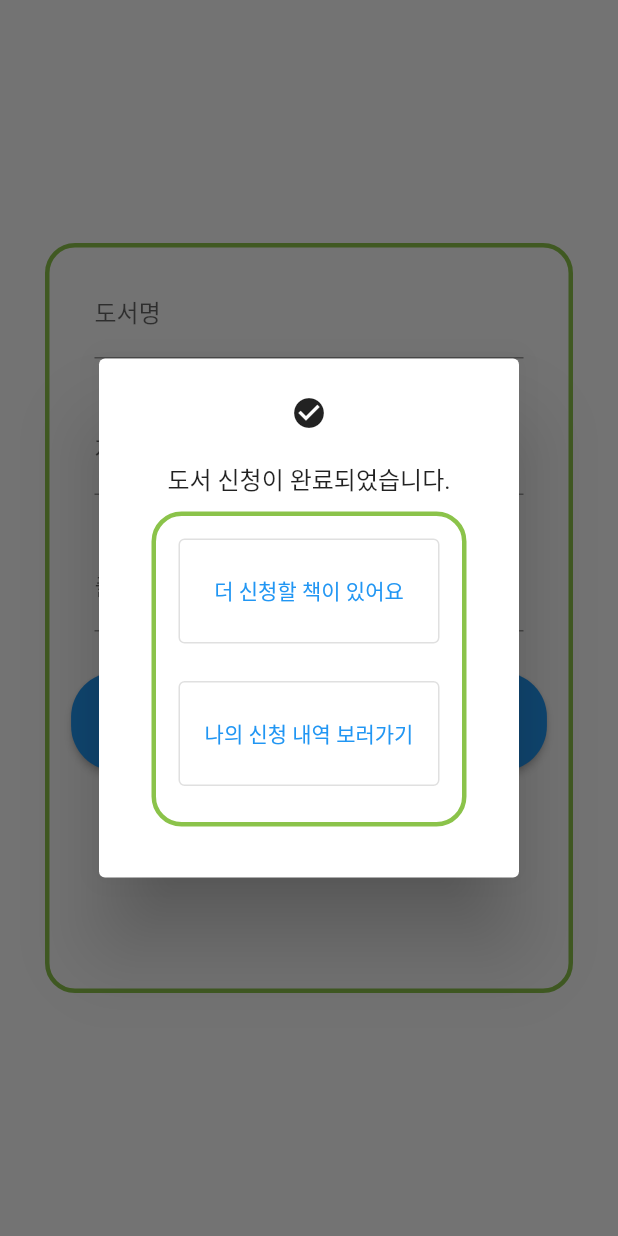
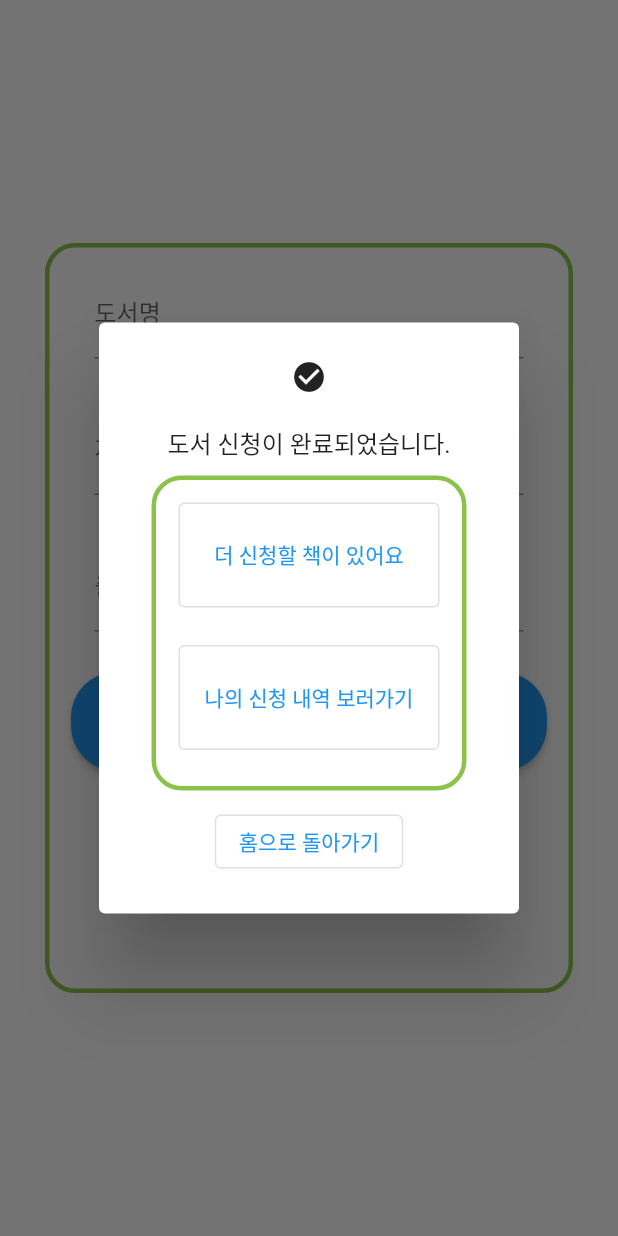
Before and after one commit to pknu-wap/2022_2_WAP_APP_TEAM3, a Flutter app: the ApplyPage screen opened directly, after a tap on "신청하기", on a phone screen of 412 x 824 dp. Run offline on Flutter 3.47's test engine with Material 2 defaults, Android fonts, the phone set to English and light mode, and no system bars; our stand-ins replace bottom_navy_bar, get, validators; missing offline and left inert: comment_box.

Commit message:
팝업 : 홈으로 돌아가기 버튼 구현

```diff
--- a/lib/pages/main/apply_page.dart
+++ b/lib/pages/main/apply_page.dart
@@ -2,6 +2,7 @@ import 'package:flutter/material.dart';
 import 'package:flutter/rendering.dart';
 import 'package:get/get.dart';
 import 'package:get/get_core/src/get_main.dart';
+import 'package:wap_library/pages/main/home_page.dart';
 
 import '../post/applied_page.dart';
 
@@ -199,6 +200,14 @@ class _ApplyPageState extends State<ApplyPage> {
                           borderRadius: BorderRadius.circular(20),
                         ),
                       ),
+                      Container(
+                        child: OutlinedButton(
+                          onPressed: () {
+                            Get.to(HomePage());
+                          },
+                          child: Text('홈으로 돌아가기'),
+                        ),
+                      ),
                     ],
                   ),
                 );
```
